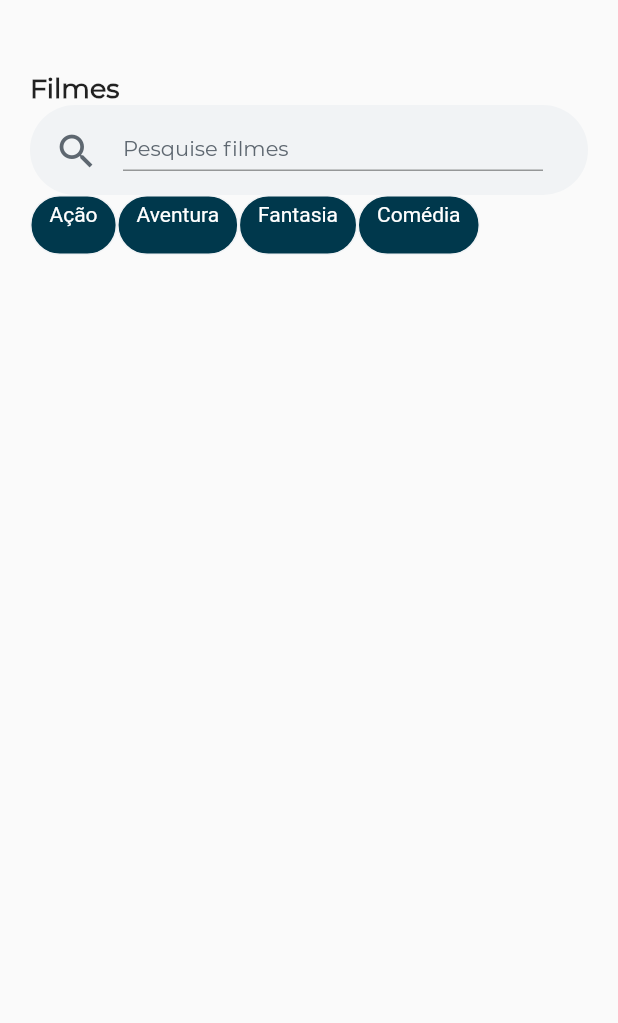
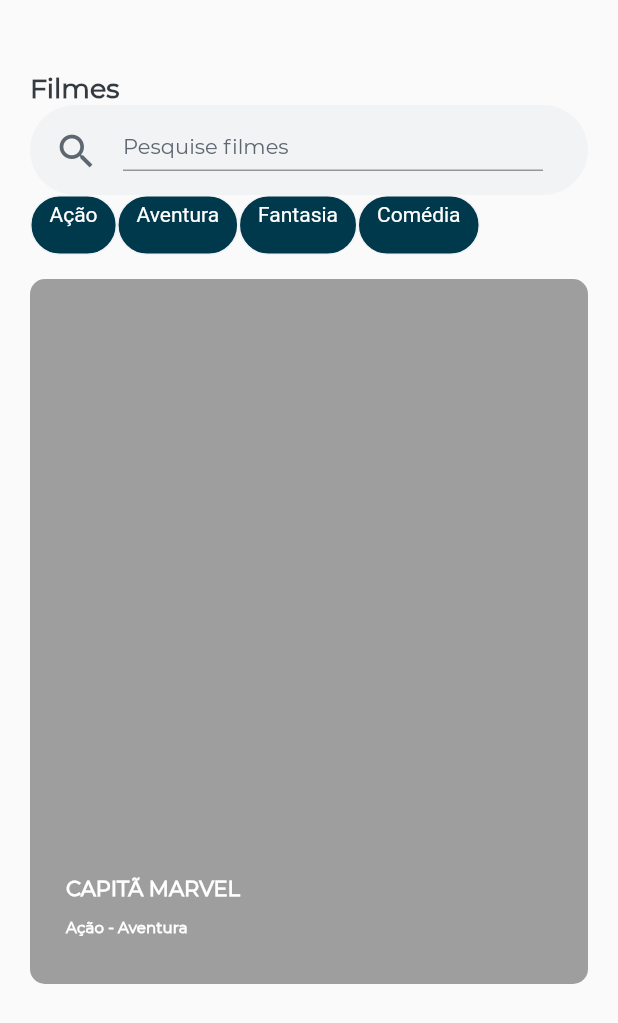
Before and after one commit to rodrigocc/cubos_challenge, a Flutter app: the screen it shows after launch, on a phone screen of 412 x 824 dp. Shown: the top 1023 px of the screen. Run offline on Flutter 3.47's test engine with Material 2 defaults, Android fonts, the phone set to English and light mode, and no system bars.

Commit message:
Feat: Implements a Base Structure of MovieCard

```diff
--- a/lib/components/movie.card.dart
+++ b/lib/components/movie.card.dart
@@ -5,6 +5,31 @@ class MovieCard extends StatelessWidget {
 
   @override
   Widget build(BuildContext context) {
-    return Container();
+    return Container(
+      padding: const EdgeInsets.symmetric(horizontal: 24, vertical: 32),
+      height: 470,
+      width: double.infinity,
+      decoration: BoxDecoration(
+        color: Colors.grey,
+        borderRadius: BorderRadius.circular(10),
+      ),
+      child: Column(
+        crossAxisAlignment: CrossAxisAlignment.start,
+        mainAxisAlignment: MainAxisAlignment.end,
+        children: [
+          Text(
+            'CAPITÃ MARVEL',
+            style: Theme.of(context).textTheme.subtitle1,
+          ),
+          const SizedBox(
+            height: 12,
+          ),
+          Text(
+            'Ação - Aventura',
+            style: Theme.of(context).textTheme.subtitle2,
+          )
+        ],
+      ),
+    );
   }
 }
--- a/lib/components/search_movie_bar.dart
+++ b/lib/components/search_movie_bar.dart
@@ -18,28 +18,22 @@ class _SearchMovieBarState extends State<SearchMovieBar> {
       width: double.infinity,
       height: 60,
       child: Row(
-        children: const [
-          Icon(
+        children: [
+          const Icon(
             Icons.search,
             size: 30,
             color: ThemeColors.gray2,
           ),
-          SizedBox(
+          const SizedBox(
             width: 16,
           ),
           SizedBox(
             width: 280,
             height: 40,
             child: TextField(
-              decoration: InputDecoration(
-                  hintText: 'Pesquise filmes',
-                  hintStyle: TextStyle(
-                    fontFamily: 'Montserrat',
-                    fontSize: 14,
-                    fontWeight: FontWeight.w400,
-                    color: ThemeColors.gray2,
-                  )),
-            ),
+                decoration: InputDecoration(
+                    hintText: 'Pesquise filmes',
+                    hintStyle: Theme.of(context).textTheme.headline2)),
           ),
         ],
       ),
--- a/lib/home_page.dart
+++ b/lib/home_page.dart
@@ -1,3 +1,4 @@
+import 'package:challenge_cubos/components/movie.card.dart';
 import 'package:challenge_cubos/components/movie_tab_bar.dart';
 import 'package:flutter/material.dart';
 
@@ -15,6 +16,11 @@ class MyHomePage extends StatefulWidget {
 
 class _MyHomePageState extends State<MyHomePage> {
   @override
+  void initState() {
+    super.initState();
+  }
+
+  @override
   Widget build(BuildContext context) {
     return Scaffold(
       body: SafeArea(
@@ -26,17 +32,16 @@ class _MyHomePageState extends State<MyHomePage> {
           mainAxisAlignment: MainAxisAlignment.start,
           crossAxisAlignment: CrossAxisAlignment.start,
           children: [
-            const Text('Filmes',
-                style: TextStyle(
-                    fontSize: 18,
-                    fontFamily: 'Montserrat',
-                    fontWeight: FontWeight.w600,
-                    fontStyle: FontStyle.normal)),
+            Text('Filmes', style: Theme.of(context).textTheme.headline1),
             const SearchMovieBar(),
             Wrap(
               children: List.generate(movieGender.length,
                   (index) => MovieTabBar(movieGender: movieGender[index])),
             ),
+            const SizedBox(
+              height: 16,
+            ),
+            const MovieCard(),
           ],
         ),
       ),
--- a/lib/my_app.dart
+++ b/lib/my_app.dart
@@ -19,7 +19,26 @@ class MyApp extends StatelessWidget {
                 fontSize: 18,
                 fontStyle: FontStyle.normal,
                 fontFamily: 'Montserrat'),
-            headline2: TextStyle()),
+            headline2: TextStyle(
+                color: ThemeColors.gray2,
+                fontSize: 14,
+                fontWeight: FontWeight.w400,
+                fontStyle: FontStyle.normal,
+                fontFamily: 'Montserrat'),
+            subtitle1: TextStyle(
+              color: Colors.white,
+              fontWeight: FontWeight.w600,
+              fontSize: 14,
+              fontStyle: FontStyle.normal,
+              fontFamily: 'Montserrat',
+            ),
+            subtitle2: TextStyle(
+              color: Colors.white,
+              fontWeight: FontWeight.w600,
+              fontSize: 10,
+              fontStyle: FontStyle.normal,
+              fontFamily: 'Montserrat',
+            )),
         primarySwatch: Colors.blue,
       ),
       home: const MyHomePage(),
```
